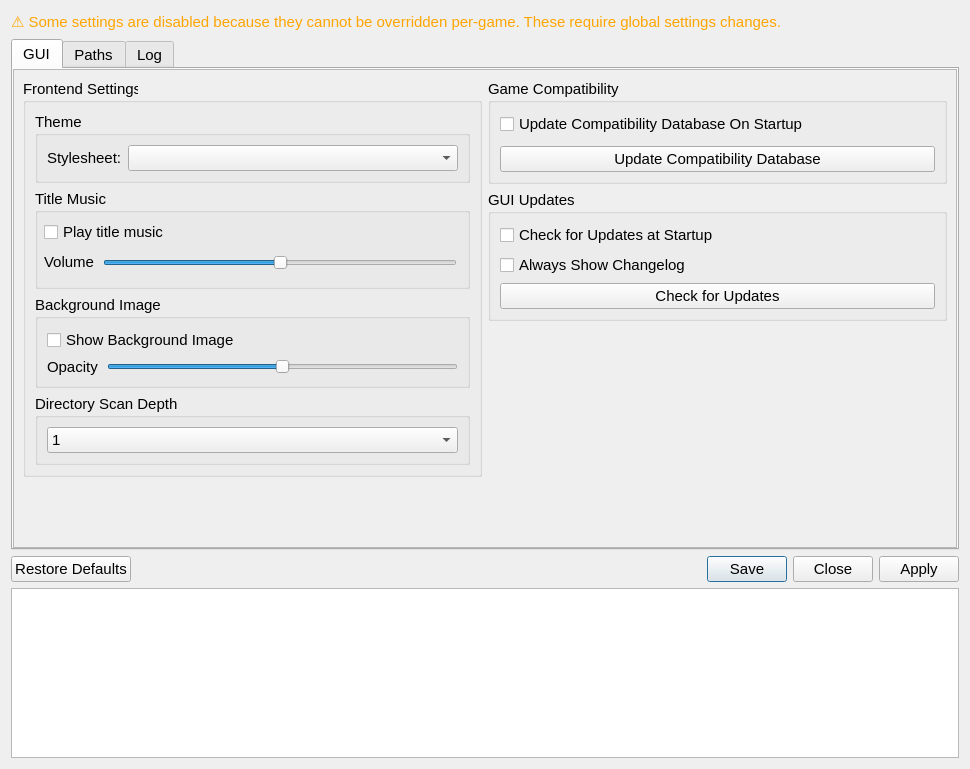
This is src/qt_ui/settings_dialog.ui in shadLaunchers/shadLauncher5 as Qt 5 draws it before an edit. The edited form follows.
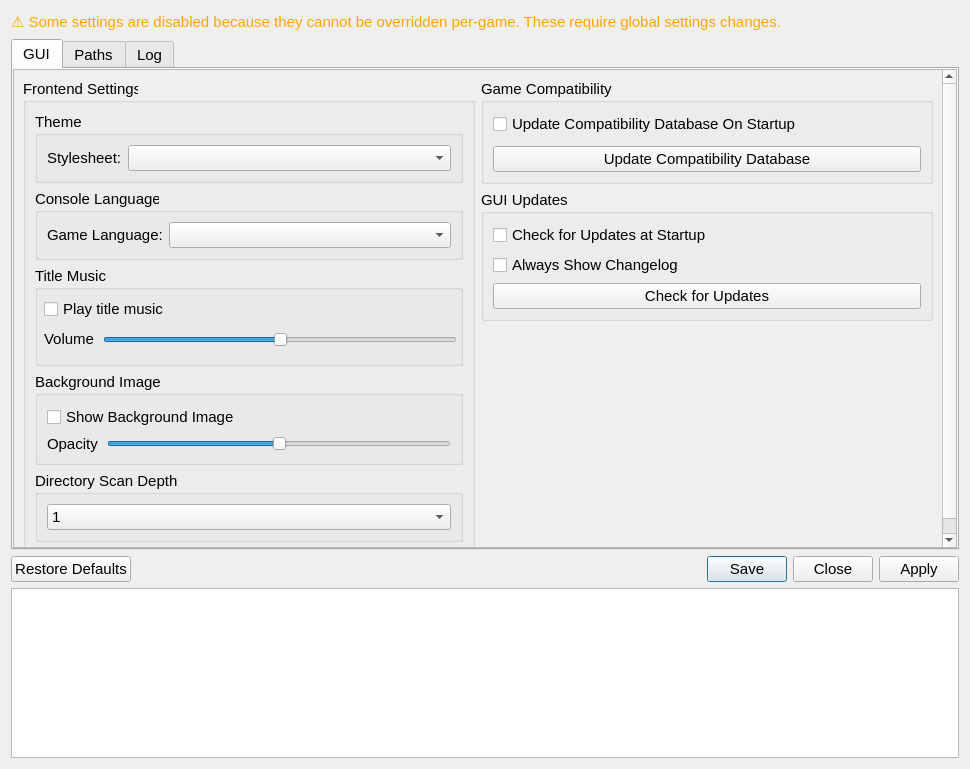
This is the edited form. Icons and pictures are not drawn.

Commit message: setup wizard and separate language setting

Patch:
```diff
--- a/src/qt_ui/settings_dialog.ui
+++ b/src/qt_ui/settings_dialog.ui
@@ -179,6 +179,35 @@
                  </layout>
                 </widget>
                </item>
+               <item>
+                <widget class="QGroupBox" name="consoleLanguageGroupBox">
+                 <property name="title">
+                  <string>Console Language</string>
+                 </property>
+                 <layout class="QHBoxLayout" name="consoleLanguageLayout">
+                  <item>
+                   <widget class="QLabel" name="consoleLanguageLabel">
+                    <property name="text">
+                     <string>Game Language:</string>
+                    </property>
+                   </widget>
+                  </item>
+                  <item>
+                   <widget class="QComboBox" name="consoleLanguageComboBox">
+                    <property name="sizePolicy">
+                     <sizepolicy hsizetype="Expanding" vsizetype="Fixed">
+                      <horstretch>0</horstretch>
+                      <verstretch>0</verstretch>
+                     </sizepolicy>
+                    </property>
+                    <property name="toolTip">
+                     <string>The language games run in, independent of the shadLauncher5 interface language.</string>
+                    </property>
+                   </widget>
+                  </item>
+                 </layout>
+                </widget>
+               </item>
                <item>
                 <widget class="QGroupBox" name="GUIMusicGroupBox">
                  <property name="sizePolicy">
```
The commit also changes 11 other files.
